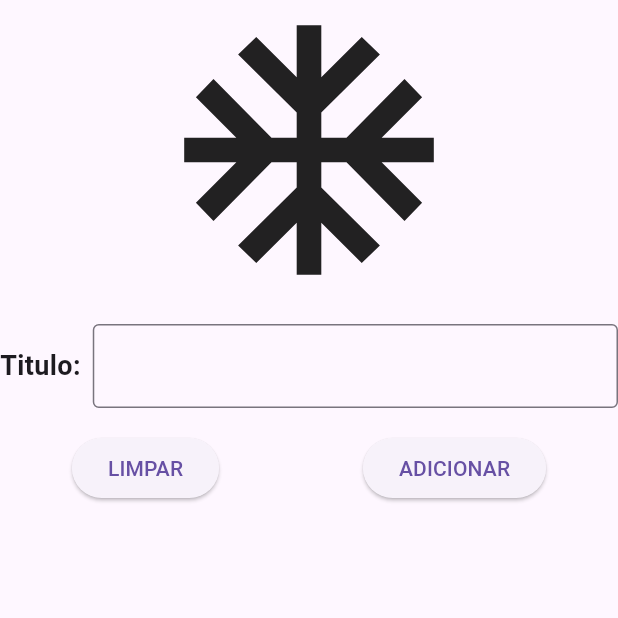
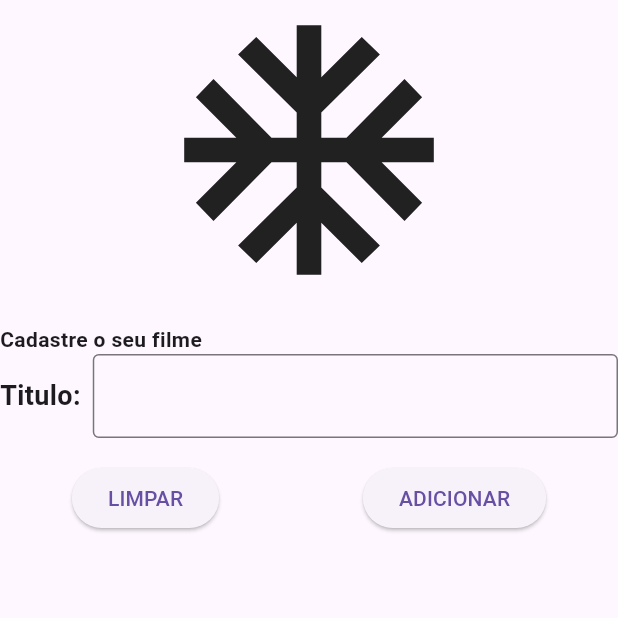
Before and after one commit to Gabriell1507/design-flex-flutter, a Flutter app: the screen it shows after launch, on a phone screen of 412 x 824 dp, the top half of it. Run offline on Flutter 3.47's test engine with Material 3 defaults, Android fonts, the light colour scheme and no system bars.

Commit message:
Alterações

```diff
--- a/lib/main.dart
+++ b/lib/main.dart
@@ -40,6 +40,19 @@ class _MyHomePageState extends State<MyHomePage> {
               ), // Add the desired icon here
             ),
             const SizedBox(height: 16),
+            Center(
+              child: Row(
+                children: [
+                  Text('Cadastre o seu filme',
+                  style: TextStyle(
+                    fontSize: 14,
+                    fontWeight: FontWeight.bold,
+
+                  ),)
+
+                ],
+              ),
+            ),
             // Titulo e Text Input
             Row(
               children: [
```
